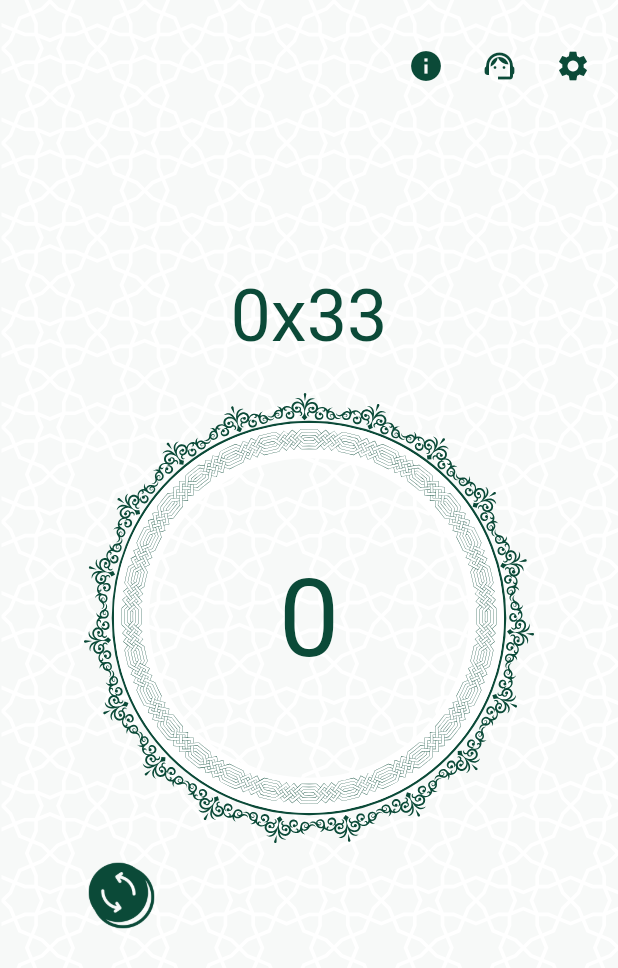
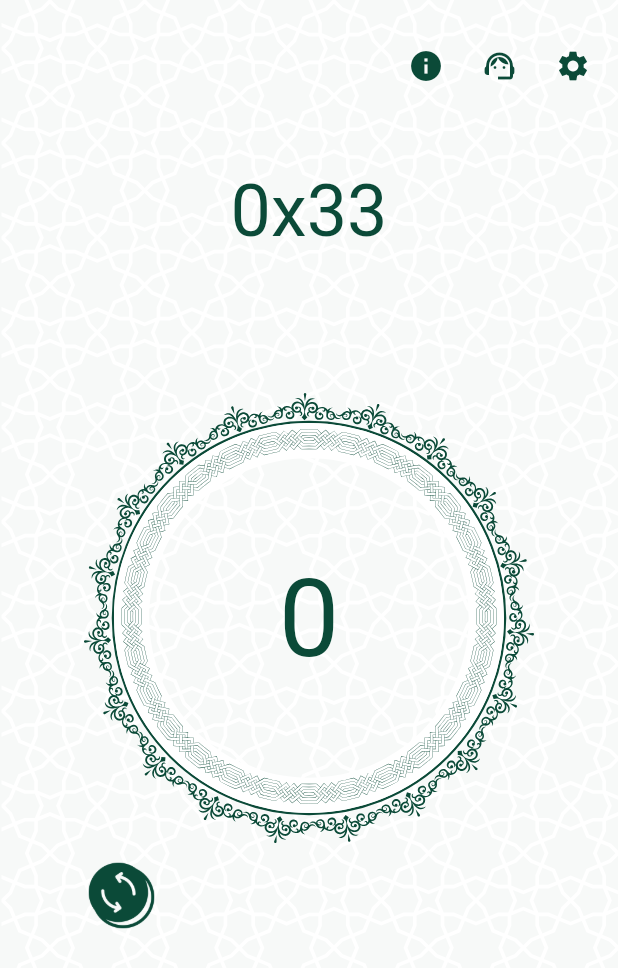
Before and after one commit to Abdulvaliy/Tasbeh, a Flutter app: the screen it shows after launch, on a phone screen of 412 x 824 dp. Shown: the top 968 px of the screen. Run offline on Flutter 3.47's test engine with Material 2 defaults, Android fonts, the phone set to English and light mode, and no system bars; our stand-ins replace audioplayers, flutter_svg, shared_preferences, vibration.

Commit message:
Ready for production! v1.0. 1

```diff
--- a/lib/screens/background.dart
+++ b/lib/screens/background.dart
@@ -41,7 +41,7 @@ class Background extends StatelessWidget {
             ),
           ),
           Positioned(
-            top: size.height / 2 - 230,
+            top: size.height / 2 - 300,
             child: Text(
               '${leap}x$selectedLeap',
               style: TextStyle(
```
